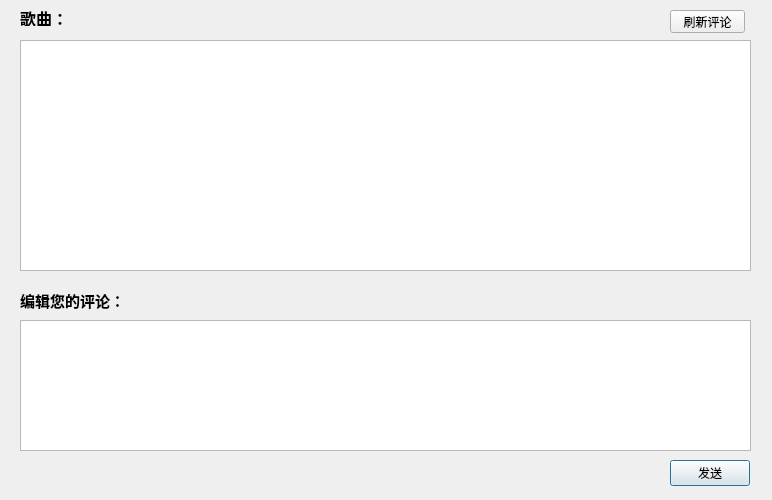
Old version of the form comment.ui in the repository xiewenhui777/BJUT_Cloud_Music.
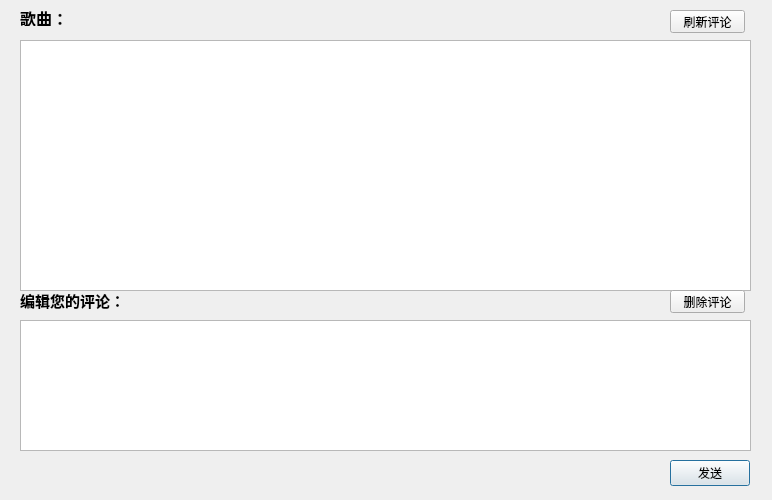
New version of the form.

Patch:
```diff
--- a/comment.ui
+++ b/comment.ui
@@ -50,19 +50,6 @@
     <string>发送</string>
    </property>
   </widget>
-  <widget class="QTextEdit" name="messBrowser">
-   <property name="geometry">
-    <rect>
-     <x>20</x>
-     <y>40</y>
-     <width>731</width>
-     <height>231</height>
-    </rect>
-   </property>
-   <property name="readOnly">
-    <bool>true</bool>
-   </property>
-  </widget>
   <widget class="QTextEdit" name="messEdit">
    <property name="geometry">
     <rect>
@@ -97,9 +84,9 @@
   <widget class="QLabel" name="label_3">
    <property name="geometry">
     <rect>
-     <x>70</x>
+     <x>80</x>
      <y>10</y>
-     <width>71</width>
+     <width>81</width>
      <height>16</height>
     </rect>
    </property>
@@ -120,6 +107,29 @@
     <string>刷新评论</string>
    </property>
   </widget>
+  <widget class="QListWidget" name="listWidget">
+   <property name="geometry">
+    <rect>
+     <x>20</x>
+     <y>40</y>
+     <width>731</width>
+     <height>251</height>
+    </rect>
+   </property>
+  </widget>
+  <widget class="QPushButton" name="delete_2">
+   <property name="geometry">
+    <rect>
+     <x>670</x>
+     <y>290</y>
+     <width>75</width>
+     <height>23</height>
+    </rect>
+   </property>
+   <property name="text">
+    <string>删除评论</string>
+   </property>
+  </widget>
  </widget>
  <resources/>
  <connections/>
```
